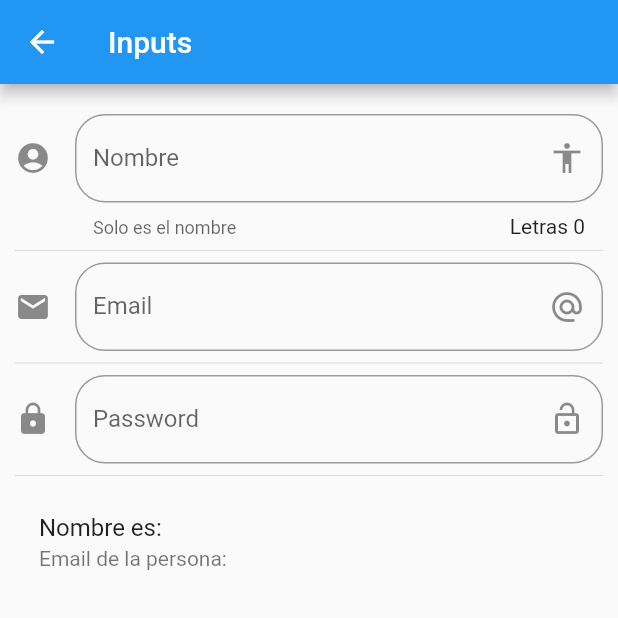
After one commit to chemaguiniga2/components_flutter, a Flutter app: the InputPage screen opened by its route, on a phone screen of 412 x 824 dp, the top half of it. The commit adds this screen. Run offline on Flutter 3.47's test engine with Material 2 defaults, Android fonts, the phone set to English and light mode, and no system bars; network calls fail.

Commit message:
Avatars, Animated container  and inputs

```diff
--- /dev/null
+++ b/lib/src/pages/Input_page.dart
@@ -0,0 +1,104 @@
+import 'package:flutter/material.dart';
+
+class InputPage extends StatefulWidget {
+  InputPage({Key key}) : super(key: key);
+
+  @override
+  _InputPageState createState() => _InputPageState();
+}
+
+class _InputPageState extends State<InputPage> {
+
+  String _nombre = '';
+  String _email = '';
+
+  @override
+  Widget build(BuildContext context) {
+    return Scaffold(
+       appBar: AppBar(
+         title: Text('Inputs'),
+       ),
+       body: ListView(
+         padding: EdgeInsets.symmetric(horizontal: 10.0, vertical: 20.0),
+         children: <Widget>[
+           _crearInput(),
+           Divider(),
+           _crearEmail(),
+           Divider(),
+           _crearPassword(),
+           Divider(),
+           _crearPersona(),
+         ],
+       ),
+    );
+  }
+
+  Widget _crearInput() {
+    return TextField(
+      autofocus: false,
+      textCapitalization: TextCapitalization.sentences,
+      decoration: InputDecoration(
+        border: OutlineInputBorder(
+          borderRadius: BorderRadius.circular(20.0)
+        ),
+        counter: Text('Letras ${_nombre.length}'),
+        hintText: 'Nombre Completo',
+        labelText: 'Nombre',
+        helperText: 'Solo es el nombre',
+        suffixIcon: Icon(Icons.accessibility),
+        icon: Icon(Icons.account_circle),
+      ),
+      onChanged: (valor){
+        setState(() {
+          _nombre = valor;
+        });
+      },
+    );
+  }
+
+  Widget _crearEmail(){
+    return TextField(
+      keyboardType: TextInputType.emailAddress,
+      decoration: InputDecoration(
+        border: OutlineInputBorder(
+          borderRadius: BorderRadius.circular(20.0)
+        ),
+        hintText: 'Email',
+        labelText: 'Email',
+        suffixIcon: Icon(Icons.alternate_email),
+        icon: Icon(Icons.email),
+      ),
+      onChanged: (valor) =>
+        setState(() {
+          _email = valor;
+        }),
+    );
+  }
+
+  Widget _crearPassword() {
+    return TextField(
+      obscureText: true,
+      decoration: InputDecoration(
+        border: OutlineInputBorder(
+          borderRadius: BorderRadius.circular(20.0)
+        ),
+        hintText: 'Password',
+        labelText: 'Password',
+        suffixIcon: Icon(Icons.lock_open),
+        icon: Icon(Icons.lock),
+      ),
+      onChanged: (valor) =>
+        setState(() {
+          _nombre = valor;
+        }),
+    );
+  }
+
+
+  Widget _crearPersona() {
+    return ListTile(
+      title: Text('Nombre es: $_nombre'),
+      subtitle: Text('Email de la persona: $_email'),
+    );
+  }
+}
--- a/lib/src/routes/routes.dart
+++ b/lib/src/routes/routes.dart
@@ -1,4 +1,6 @@
+import 'package:componentes/src/pages/Input_page.dart';
 import 'package:componentes/src/pages/alert_page.dart';
+import 'package:componentes/src/pages/animated_container.dart';
 import 'package:componentes/src/pages/avatar_page.dart';
 import 'package:componentes/src/pages/card_page.dart';
 import 'package:componentes/src/pages/home_page.dart';
@@ -10,5 +12,7 @@ Map<String, WidgetBuilder> getApplicationRoutes() {
     'alert' : ( BuildContext context ) => AlertPage(),
     'avatar' : ( BuildContext context ) => AvatarPage(),
     'card' : ( BuildContext context ) => CardPage(),
+    'animatedContainer' : ( BuildContext context ) => AnimatedContainerPage(),
+    'inputs' : ( BuildContext context ) => InputPage(),
   };
 }
--- a/lib/src/utils/icono_string_util.dart
+++ b/lib/src/utils/icono_string_util.dart
@@ -3,7 +3,9 @@ import 'package:flutter/material.dart';
 final _icons = <String, IconData>{
   'add_alert' : Icons.add_alert,
   'accessibility' : Icons.accessibility,
-  'folder_open' : Icons.folder_open
+  'folder_open' : Icons.folder_open,
+  'donut_large' : Icons.donut_large,
+  'input' : Icons.input,
 };
 
 Icon getIcon( String nombreIcono ) {
```
Also changed, not shown: data/menu_opts.json (+10 -0 lines), lib/src/pages/alert_page.dart (+41 -0 lines), lib/src/pages/animated_container.dart (added, +60 -0 lines), lib/src/pages/avatar_page.dart (+24 -1 lines).
